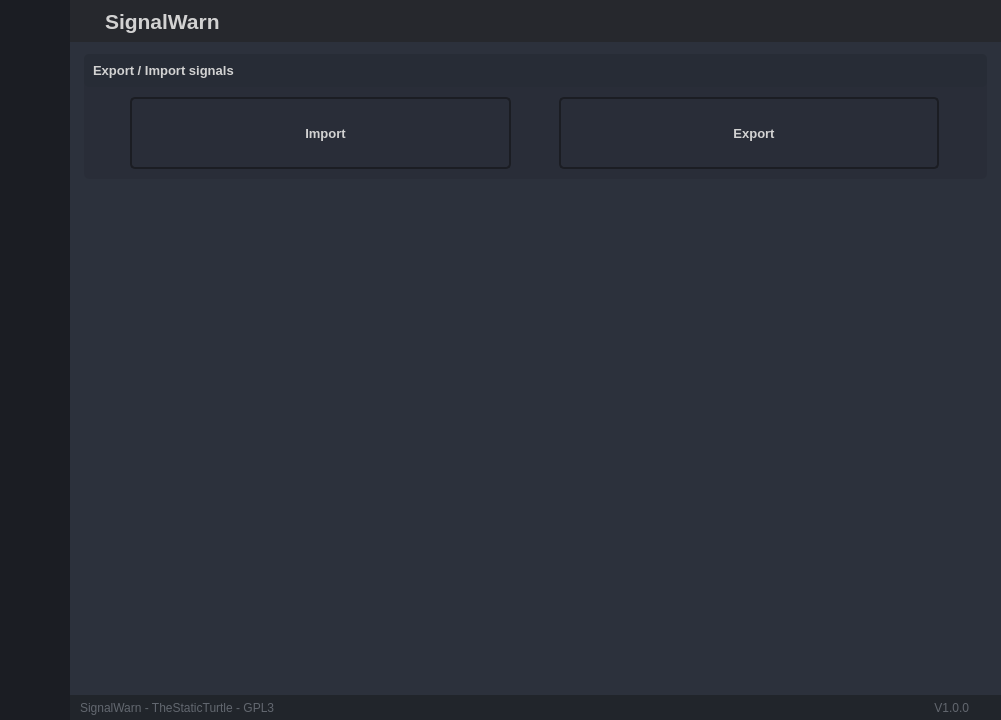
Above: gui/base.ui from TheStaticTurtle/SignalWarn before the change. Below: the same form after it.
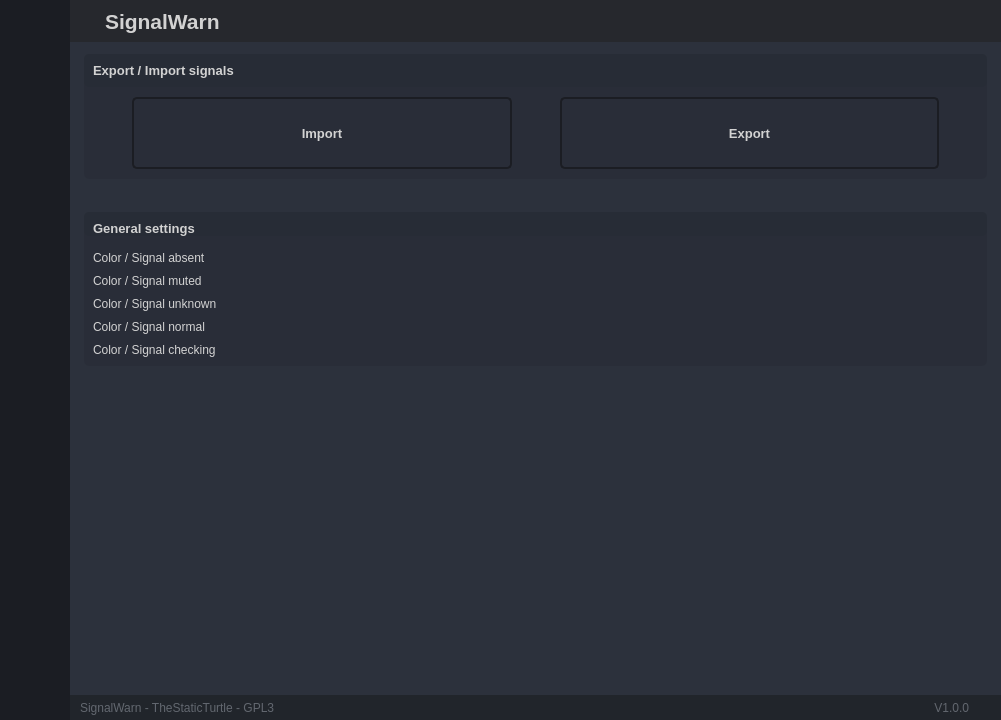
That is the form after the change. The open tabs and pages were chosen to show the change. Icons and pictures are not drawn.

Commit message: Added color settings to the UI

What changed in the file:
```diff
--- a/gui/base.ui
+++ b/gui/base.ui
@@ -811,7 +811,6 @@
 	background-color: rgb(27, 29, 35);
 	border-radius: 5px;
 	border: 2px solid rgb(27, 29, 35);
-	padding-left: 10px;
 }
 QPushButton:hover {
 	border: 2px solid rgb(64, 71, 88);
@@ -2651,7 +2650,7 @@
                       <property name="frameShadow">
                        <enum>QFrame::Raised</enum>
                       </property>
-                      <layout class="QVBoxLayout" name="verticalLayout_19">
+                      <layout class="QVBoxLayout" name="verticalLayout_19" stretch="0,0,0,1">
                        <property name="spacing">
                         <number>0</number>
                        </property>
@@ -2750,7 +2749,7 @@
                             <item>
                              <layout class="QGridLayout" name="gridLayout_import_export" columnstretch="0,0">
                               <property name="leftMargin">
-                               <number>46</number>
+                               <number>48</number>
                               </property>
                               <property name="topMargin">
                                <number>10</number>
@@ -2829,6 +2828,250 @@
                          </layout>
                         </widget>
                        </item>
+                       <item>
+                        <spacer name="verticalSpacer_4">
+                         <property name="orientation">
+                          <enum>Qt::Vertical</enum>
+                         </property>
+                         <property name="sizeHint" stdset="0">
+                          <size>
+                           <width>20</width>
+                           <height>40</height>
+                          </size>
+                         </property>
+                        </spacer>
+                       </item>
+                       <item>
+                        <widget class="QFrame" name="frame_div_content_general_settings">
+                         <property name="minimumSize">
+                          <size>
+                           <width>0</width>
+                           <height>0</height>
+                          </size>
+                         </property>
+                         <property name="styleSheet">
+                          <string notr="true">background-color: rgb(41, 45, 56);
+border-radius: 5px;
+</string>
+                         </property>
+                         <property name="frameShape">
+                          <enum>QFrame::NoFrame</enum>
+                         </property>
+                         <property name="frameShadow">
+                          <enum>QFrame::Raised</enum>
+                         </property>
+                         <layout class="QVBoxLayout" name="verticalLayout_11">
+                          <property name="leftMargin">
+                           <number>0</number>
+                          </property>
+                          <property name="topMargin">
+                           <number>0</number>
+                          </property>
+                          <property name="rightMargin">
+                           <number>0</number>
+                          </property>
+                          <property name="bottomMargin">
+                           <number>0</number>
+                          </property>
+                          <item>
+                           <widget class="QFrame" name="frame_title_general_setttings">
+                            <property name="maximumSize">
+                             <size>
+                              <width>16777215</width>
+                              <height>35</height>
+                             </size>
+                            </property>
+                            <property name="styleSheet">
+                             <string notr="true">background-color: rgb(39, 44, 54);</string>
+                            </property>
+                            <property name="frameShape">
+                             <enum>QFrame::StyledPanel</enum>
+                            </property>
+                            <property name="frameShadow">
+                             <enum>QFrame::Raised</enum>
+                            </property>
+                            <layout class="QVBoxLayout" name="verticalLayout_7">
+                             <property name="leftMargin">
+                              <number>9</number>
+                             </property>
+                             <property name="topMargin">
+                              <number>9</number>
+                             </property>
+                             <property name="rightMargin">
+                              <number>9</number>
+                             </property>
+                             <property name="bottomMargin">
+                              <number>0</number>
+                             </property>
+                             <item>
+                              <widget class="QLabel" name="labelBoxInfos_general_settings">
+                               <property name="font">
+                                <font>
+                                 <pointsize>10</pointsize>
+                                 <bold>true</bold>
+                                </font>
+                               </property>
+                               <property name="text">
+                                <string>General settings</string>
+                               </property>
+                              </widget>
+                             </item>
+                            </layout>
+                           </widget>
+                          </item>
+                          <item>
+                           <layout class="QVBoxLayout" name="verticalLayout_general_settings">
+                            <property name="topMargin">
+                             <number>0</number>
+                            </property>
+                            <property name="bottomMargin">
+                             <number>0</number>
+                            </property>
+                            <item>
+                             <layout class="QFormLayout" name="formLayout_color_settings">
+                              <property name="horizontalSpacing">
+                               <number>9</number>
+                              </property>
+                              <property name="verticalSpacing">
+                               <number>9</number>
+                              </property>
+                              <property name="leftMargin">
+                               <number>9</number>
+                              </property>
+                              <property name="topMargin">
+                               <number>9</number>
+                              </property>
+                              <property name="rightMargin">
+                               <number>9</number>
+                              </property>
+                              <property name="bottomMargin">
+                               <number>9</number>
+                              </property>
+                              <item row="0" column="0">
+                               <widget class="QLabel" name="label_settings_color_signal_absent">
+                                <property name="text">
+                                 <string>Color / Signal absent</string>
+                                </property>
+                               </widget>
+                              </item>
+                              <item row="0" column="1">
+                               <layout class="QHBoxLayout" name="horizontalLayout_settings_color_signal_absent">
+                                <property name="spacing">
+                                 <number>48</number>
+                                </property>
+                                <property name="leftMargin">
+                                 <number>24</number>
+                                </property>
+                                <property name="topMargin">
+                                 <number>0</number>
+                                </property>
+                                <property name="rightMargin">
+                                 <number>24</number>
+                                </property>
+                                <property name="bottomMargin">
+                                 <number>6</number>
+                                </property>
+                               </layout>
+                              </item>
+                              <item row="1" column="0">
+                               <widget class="QLabel" name="label_settings_color_signal_muted">
+                                <property name="text">
+                                 <string>Color / Signal muted</string>
+                                </property>
+                               </widget>
+                              </item>
+                              <item row="2" column="0">
+                               <widget class="QLabel" name="label_settings_color_signal_unknown">
+                                <property name="text">
+                                 <string>Color / Signal unknown</string>
+                                </property>
+                               </widget>
+                              </item>
+                              <item row="3" column="0">
+                               <widget class="QLabel" name="label_settings_color_signal_normal">
+                                <property name="text">
+                                 <string>Color / Signal normal</string>
+                                </property>
+                               </widget>
+                              </item>
+                              <item row="4" column="0">
+                               <widget class="QLabel" name="label_settings_color_signal_checking">
+                                <property name="text">
+                                 <string>Color / Signal checking</string>
+                                </property>
+                               </widget>
+                              </item>
+                              <item row="1" column="1">
+                               <layout class="QHBoxLayout" name="horizontalLayout_settings_color_signal_muted">
+                                <property name="spacing">
+                                 <number>48</number>
+                                </property>
+                                <property name="leftMargin">
+                                 <number>24</number>
+                                </property>
+                                <property name="rightMargin">
+                                 <number>24</number>
+                                </property>
+                                <property name="bottomMargin">
+                                 <number>6</number>
+                                </property>
+                               </layout>
+                              </item>
+                              <item row="2" column="1">
+                               <layout class="QHBoxLayout" name="horizontalLayout_settings_color_signal_unknown">
+                                <property name="spacing">
+                                 <number>48</number>
+                                </property>
+                                <property name="leftMargin">
+                                 <number>24</number>
+                                </property>
+                                <property name="rightMargin">
+                                 <number>24</number>
+                                </property>
+                                <property name="bottomMargin">
+                                 <number>6</number>
+                                </property>
+                               </layout>
+                              </item>
+                              <item row="3" column="1">
+                               <layout class="QHBoxLayout" name="horizontalLayout_settings_color_signal_normal">
+                                <property name="spacing">
+                                 <number>48</number>
+                                </property>
+                                <property name="leftMargin">
+                                 <number>24</number>
+                                </property>
+                                <property name="rightMargin">
+                                 <number>24</number>
+                                </property>
+                                <property name="bottomMargin">
+                                 <number>6</number>
+                                </property>
+                               </layout>
+                              </item>
+                              <item row="4" column="1">
+                               <layout class="QHBoxLayout" name="horizontalLayout_settings_color_signal_checking">
+                                <property name="spacing">
+                                 <number>48</number>
+                                </property>
+                                <property name="leftMargin">
+                                 <number>24</number>
+                                </property>
+                                <property name="rightMargin">
+                                 <number>24</number>
+                                </property>
+                                <property name="bottomMargin">
+                                 <number>6</number>
+                                </property>
+                               </layout>
+                              </item>
+                             </layout>
+                            </item>
+                           </layout>
+                          </item>
+                         </layout>
+                        </widget>
+                       </item>
                        <item>
                         <spacer name="verticalSpacer_3">
                          <property name="orientation">
```
Left out of the diff: 35 changed lines with no effect on the pictures. The commit also changes 6 other files.
